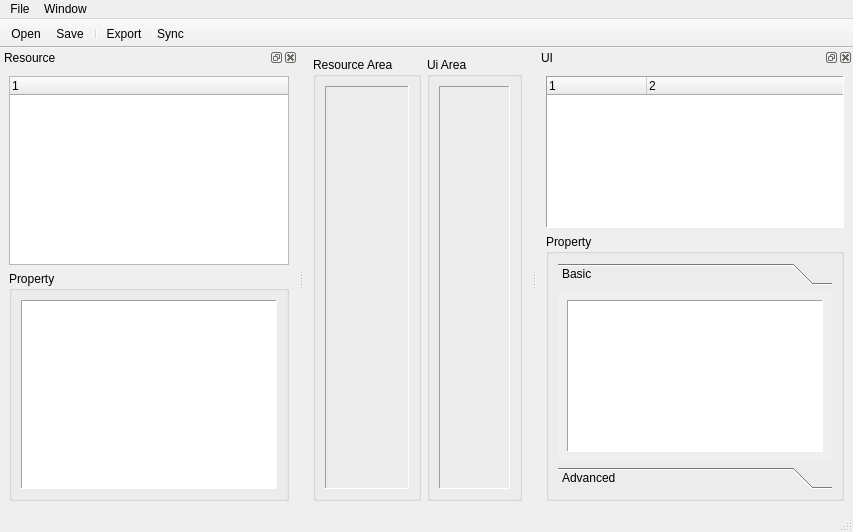
This is code/yeditor/res/main.ui in EJPasco/yam as Qt 5 draws it before an edit. The edited form follows.
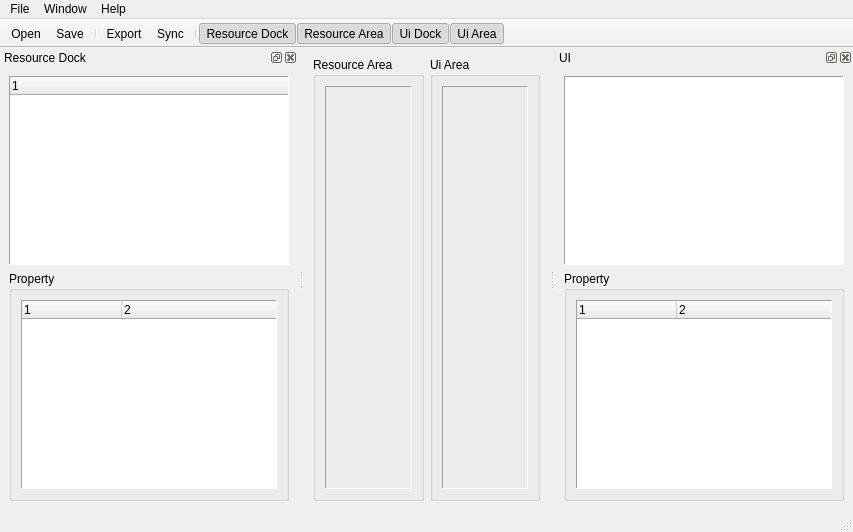
This is the edited form. Custom widgets are drawn as their Qt base class.

Commit message: update the yam - revise the yam editor's title - revise the key of yui - add the widget to ui tree - process some events of windows, dock, tree, menu, and tool bar

```diff
--- a/code/yeditor/res/main.ui
+++ b/code/yeditor/res/main.ui
@@ -97,8 +97,16 @@
     <addaction name="menuDock"/>
     <addaction name="menuArea"/>
    </widget>
+   <widget class="QMenu" name="menuAbout">
+    <property name="title">
+     <string>Help</string>
+    </property>
+    <addaction name="actionHelp"/>
+    <addaction name="actionEditor"/>
+   </widget>
    <addaction name="menuFile"/>
    <addaction name="menuWindow"/>
+   <addaction name="menuAbout"/>
   </widget>
   <widget class="QStatusBar" name="statusbar"/>
   <widget class="QDockWidget" name="resDock">
@@ -109,7 +117,7 @@
     <set>QDockWidget::AllDockWidgetFeatures</set>
    </property>
    <property name="windowTitle">
-    <string>Resource</string>
+    <string>Resource Dock</string>
    </property>
    <attribute name="dockWidgetArea">
     <number>1</number>
@@ -121,6 +129,9 @@
        <property name="contextMenuPolicy">
         <enum>Qt::CustomContextMenu</enum>
        </property>
+       <property name="frameShape">
+        <enum>QFrame::Panel</enum>
+       </property>
        <column>
         <property name="text">
          <string notr="true">1</string>
@@ -135,10 +146,23 @@
        </property>
        <layout class="QVBoxLayout" name="verticalLayout_7">
         <item>
-         <widget class="QTableWidget" name="resPropertyTableWidget">
+         <widget class="QTreeWidget" name="resPropertyTreeWidget">
           <property name="frameShape">
            <enum>QFrame::Panel</enum>
           </property>
+          <property name="columnCount">
+           <number>2</number>
+          </property>
+          <column>
+           <property name="text">
+            <string notr="true">1</string>
+           </property>
+          </column>
+          <column>
+           <property name="text">
+            <string notr="true">2</string>
+           </property>
+          </column>
          </widget>
         </item>
        </layout>
@@ -171,18 +195,8 @@
         <enum>QFrame::Panel</enum>
        </property>
        <property name="columnCount">
-        <number>2</number>
+        <number>0</number>
        </property>
-       <column>
-        <property name="text">
-         <string notr="true">1</string>
-        </property>
-       </column>
-       <column>
-        <property name="text">
-         <string notr="true">2</string>
-        </property>
-       </column>
       </widget>
      </item>
      <item>
@@ -192,46 +206,23 @@
        </property>
        <layout class="QVBoxLayout" name="verticalLayout_6">
         <item>
-         <widget class="QToolBox" name="uiPropertyBox">
-          <property name="currentIndex">
-           <number>0</number>
+         <widget class="QTreeWidget" name="uiPropertyTreeWidget">
+          <property name="frameShape">
+           <enum>QFrame::Panel</enum>
           </property>
-          <widget class="QWidget" name="uiBasicPage">
-           <property name="geometry">
-            <rect>
-             <x>0</x>
-             <y>0</y>
-             <width>185</width>
-             <height>182</height>
-            </rect>
+          <property name="columnCount">
+           <number>2</number>
+          </property>
+          <column>
+           <property name="text">
+            <string notr="true">1</string>
            </property>
-           <attribute name="label">
-            <string>Basic</string>
-           </attribute>
-           <layout class="QVBoxLayout" name="verticalLayout_4">
-            <item>
-             <widget class="QTableWidget" name="uiBasicTableWidget">
-              <property name="frameShape">
-               <enum>QFrame::Panel</enum>
-              </property>
-             </widget>
-            </item>
-           </layout>
-          </widget>
-          <widget class="QWidget" name="uiAdvancedPage">
-           <attribute name="label">
-            <string>Advanced</string>
-           </attribute>
-           <layout class="QVBoxLayout" name="verticalLayout_5">
-            <item>
-             <widget class="QTableWidget" name="uiAdvancedTableWidget">
-              <property name="frameShape">
-               <enum>QFrame::Panel</enum>
-              </property>
-             </widget>
-            </item>
-           </layout>
-          </widget>
+          </column>
+          <column>
+           <property name="text">
+            <string notr="true">2</string>
+           </property>
+          </column>
          </widget>
         </item>
        </layout>
@@ -258,6 +249,11 @@
    <addaction name="separator"/>
    <addaction name="actionBarExport"/>
    <addaction name="actionBarSync"/>
+   <addaction name="separator"/>
+   <addaction name="actionBarDockRes"/>
+   <addaction name="actionBarAreaRes"/>
+   <addaction name="actionBarDockUi"/>
+   <addaction name="actionBarAreaUi"/>
   </widget>
   <action name="actionOpen">
    <property name="text">
@@ -356,6 +352,60 @@
     <string>Ui</string>
    </property>
   </action>
+  <action name="actionHelp">
+   <property name="text">
+    <string>Document</string>
+   </property>
+  </action>
+  <action name="actionEditor">
+   <property name="text">
+    <string>About</string>
+   </property>
+  </action>
+  <action name="actionBarDockRes">
+   <property name="checkable">
+    <bool>true</bool>
+   </property>
+   <property name="checked">
+    <bool>true</bool>
+   </property>
+   <property name="text">
+    <string>Resource Dock</string>
+   </property>
+  </action>
+  <action name="actionBarAreaRes">
+   <property name="checkable">
+    <bool>true</bool>
+   </property>
+   <property name="checked">
+    <bool>true</bool>
+   </property>
+   <property name="text">
+    <string>Resource Area</string>
+   </property>
+  </action>
+  <action name="actionBarDockUi">
+   <property name="checkable">
+    <bool>true</bool>
+   </property>
+   <property name="checked">
+    <bool>true</bool>
+   </property>
+   <property name="text">
+    <string>Ui Dock</string>
+   </property>
+  </action>
+  <action name="actionBarAreaUi">
+   <property name="checkable">
+    <bool>true</bool>
+   </property>
+   <property name="checked">
+    <bool>true</bool>
+   </property>
+   <property name="text">
+    <string>Ui Area</string>
+   </property>
+  </action>
  </widget>
  <customwidgets>
   <customwidget>
```
Left out of the diff: 119 changed lines with no effect on the pictures. The commit also changes 13 other files.
